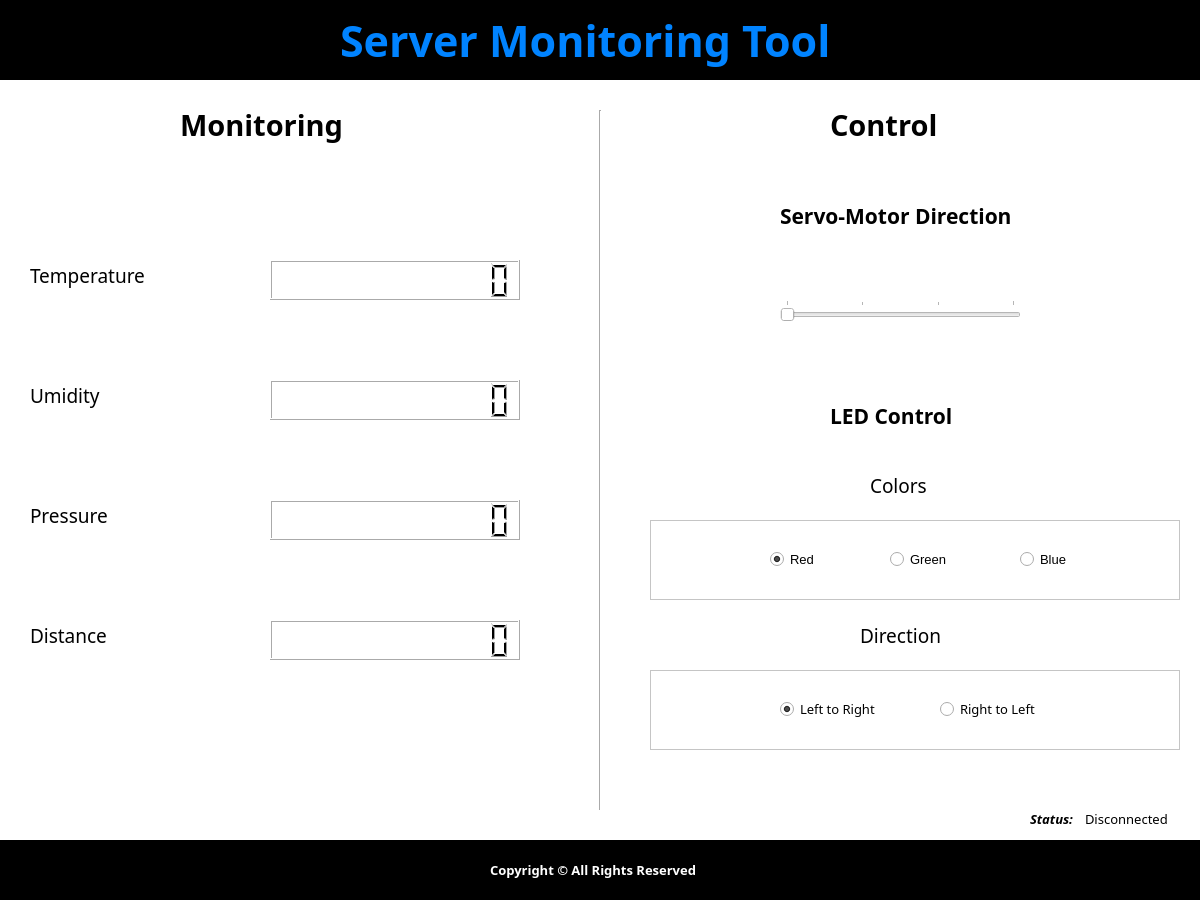
Before: the Qt Designer form Qt/mainwindow.ui in rochavinicius/perifericos-tf, drawn with Qt 5.
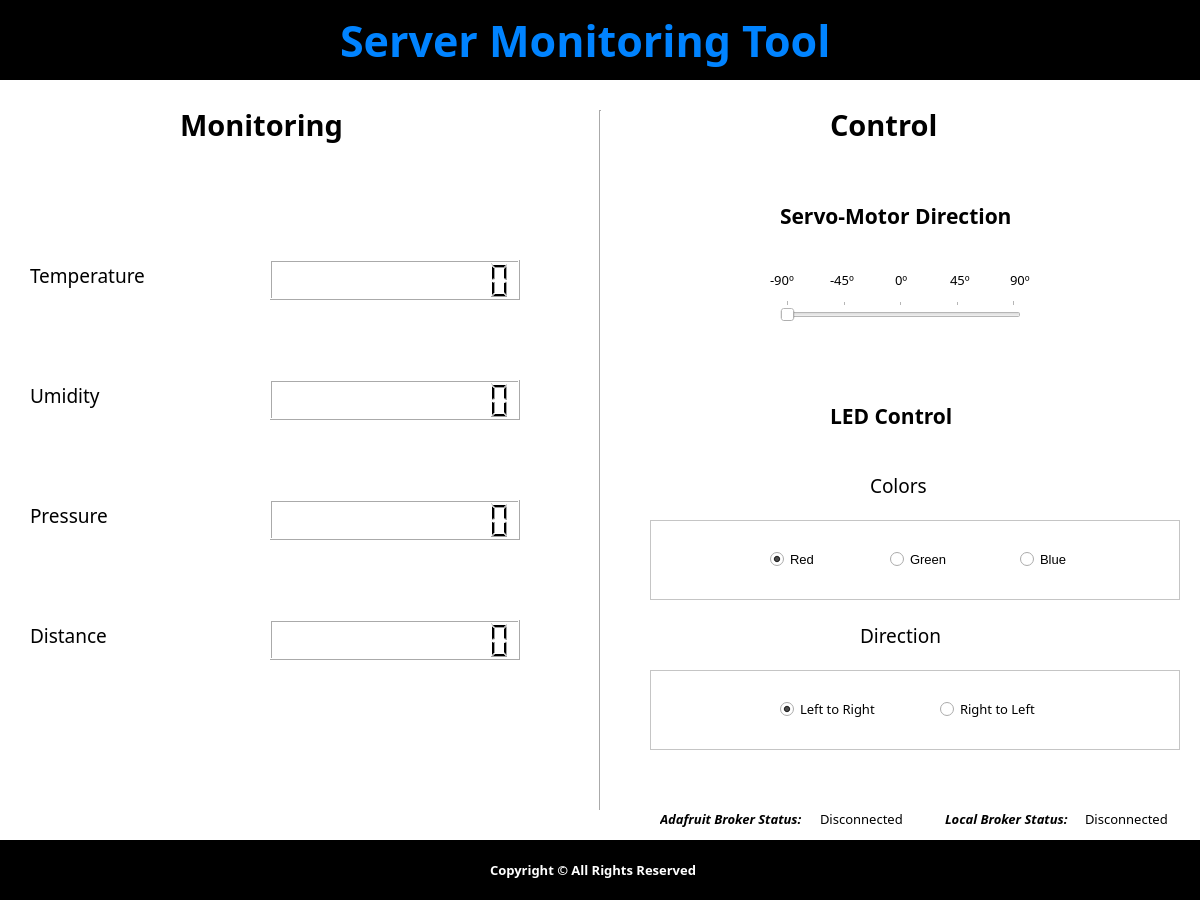
After: the same form once the commit is applied. Icons and pictures are not drawn.

Diff of the .ui file:
```diff
--- a/Qt/mainwindow.ui
+++ b/Qt/mainwindow.ui
@@ -281,7 +281,7 @@
       </rect>
      </property>
      <property name="maximum">
-      <number>3</number>
+      <number>4</number>
      </property>
      <property name="pageStep">
       <number>1</number>
@@ -457,9 +457,9 @@
     <widget class="QLabel" name="label">
      <property name="geometry">
       <rect>
-       <x>1030</x>
+       <x>945</x>
        <y>730</y>
-       <width>60</width>
+       <width>140</width>
        <height>18</height>
       </rect>
      </property>
@@ -476,7 +476,7 @@
       </font>
      </property>
      <property name="text">
-      <string>Status:</string>
+      <string>Local Broker Status:</string>
      </property>
     </widget>
     <widget class="QLabel" name="lblStatus">
@@ -571,6 +571,145 @@
       </property>
      </widget>
     </widget>
+    <widget class="QLabel" name="label_2">
+     <property name="geometry">
+      <rect>
+       <x>770</x>
+       <y>190</y>
+       <width>30</width>
+       <height>20</height>
+      </rect>
+     </property>
+     <property name="font">
+      <font>
+       <family>Lucida Sans</family>
+       <pointsize>10</pointsize>
+      </font>
+     </property>
+     <property name="text">
+      <string>-90º</string>
+     </property>
+    </widget>
+    <widget class="QLabel" name="label_3">
+     <property name="geometry">
+      <rect>
+       <x>830</x>
+       <y>190</y>
+       <width>30</width>
+       <height>20</height>
+      </rect>
+     </property>
+     <property name="font">
+      <font>
+       <family>Lucida Sans</family>
+       <pointsize>10</pointsize>
+      </font>
+     </property>
+     <property name="text">
+      <string>-45º</string>
+     </property>
+    </widget>
+    <widget class="QLabel" name="label_5">
+     <property name="geometry">
+      <rect>
+       <x>895</x>
+       <y>190</y>
+       <width>30</width>
+       <height>20</height>
+      </rect>
+     </property>
+     <property name="font">
+      <font>
+       <family>Lucida Sans</family>
+       <pointsize>10</pointsize>
+      </font>
+     </property>
+     <property name="text">
+      <string>0º</string>
+     </property>
+    </widget>
+    <widget class="QLabel" name="label_6">
+     <property name="geometry">
+      <rect>
+       <x>950</x>
+       <y>190</y>
+       <width>30</width>
+       <height>20</height>
+      </rect>
+     </property>
+     <property name="font">
+      <font>
+       <family>Lucida Sans</family>
+       <pointsize>10</pointsize>
+      </font>
+     </property>
+     <property name="text">
+      <string>45º</string>
+     </property>
+    </widget>
+    <widget class="QLabel" name="label_7">
+     <property name="geometry">
+      <rect>
+       <x>1010</x>
+       <y>190</y>
+       <width>30</width>
+       <height>20</height>
+      </rect>
+     </property>
+     <property name="font">
+      <font>
+       <family>Lucida Sans</family>
+       <pointsize>10</pointsize>
+      </font>
+     </property>
+     <property name="text">
+      <string>90º</string>
+     </property>
+    </widget>
+    <widget class="QLabel" name="label_8">
+     <property name="geometry">
+      <rect>
+       <x>660</x>
+       <y>730</y>
+       <width>160</width>
+       <height>18</height>
+      </rect>
+     </property>
+     <property name="font">
+      <font>
+       <family>Lucida Sans</family>
+       <pointsize>10</pointsize>
+       <weight>75</weight>
+       <italic>true</italic>
+       <bold>true</bold>
+       <underline>false</underline>
+       <strikeout>false</strikeout>
+       <kerning>true</kerning>
+      </font>
+     </property>
+     <property name="text">
+      <string>Adafruit Broker Status:</string>
+     </property>
+    </widget>
+    <widget class="QLabel" name="lblAdafruitStatus">
+     <property name="geometry">
+      <rect>
+       <x>820</x>
+       <y>730</y>
+       <width>90</width>
+       <height>18</height>
+      </rect>
+     </property>
+     <property name="font">
+      <font>
+       <family>Lucida Sans</family>
+       <pointsize>10</pointsize>
+      </font>
+     </property>
+     <property name="text">
+      <string>Disconnected</string>
+     </property>
+    </widget>
    </widget>
   </widget>
  </widget>
```
Left out of the diff: 8 changed lines with no effect on the pictures.
